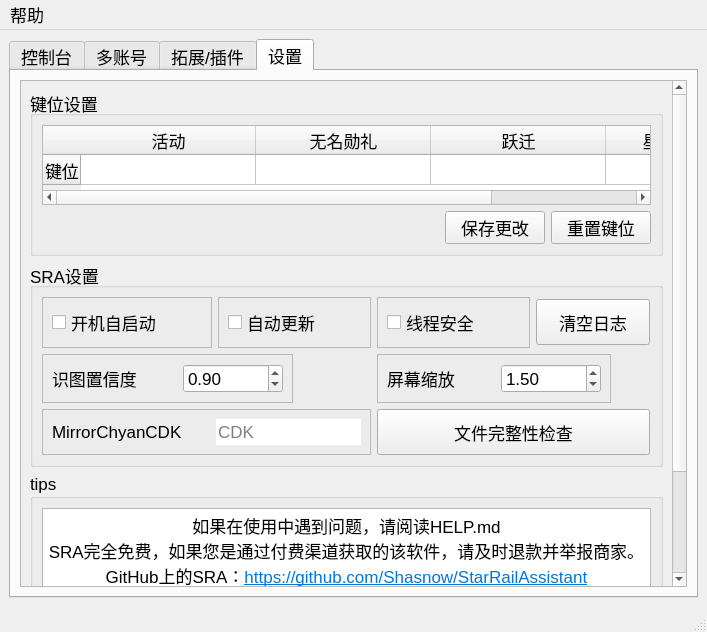
The window that res/ui/main.ui (Shasnow/StarRailAssistant) describes before a commit, drawn with Qt 5.
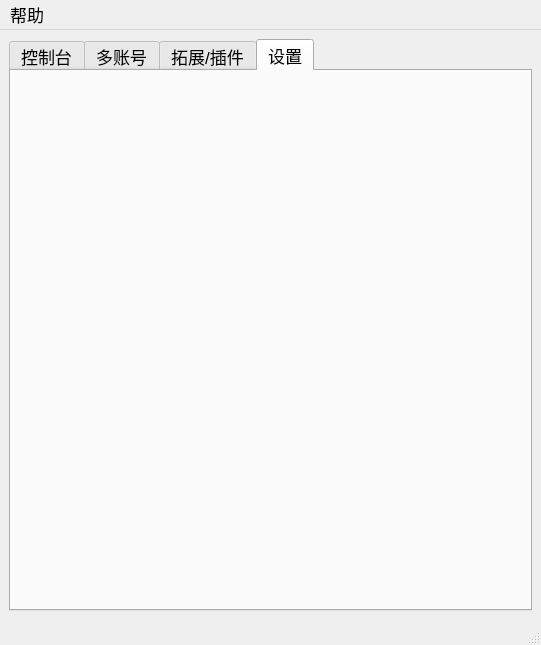
The same window after the commit. The open tabs and pages were chosen to show the change.

Commit message: enhance: 分离main.ui设置页；优化公告显示；减少查找关卡时操作次数； add: 全局热键控制；系统托盘图标； fix: 小月卡无法领取；多余的自动登录检测；

```diff
--- a/res/ui/main.ui
+++ b/res/ui/main.ui
@@ -6,8 +6,8 @@
    <rect>
     <x>0</x>
     <y>0</y>
-    <width>707</width>
-    <height>632</height>
+    <width>541</width>
+    <height>645</height>
    </rect>
   </property>
   <property name="font">
@@ -548,654 +548,7 @@
        <attribute name="title">
         <string>设置</string>
        </attribute>
-       <layout class="QVBoxLayout" name="verticalLayout_5">
-        <item>
-         <widget class="QScrollArea" name="scrollArea_2">
-          <property name="widgetResizable">
-           <bool>true</bool>
-          </property>
-          <widget class="QWidget" name="scrollAreaWidgetContents">
-           <property name="geometry">
-            <rect>
-             <x>0</x>
-             <y>0</y>
-             <width>667</width>
-             <height>613</height>
-            </rect>
-           </property>
-           <layout class="QVBoxLayout" name="verticalLayout">
-            <item>
-             <widget class="QGroupBox" name="groupBox_6">
-              <property name="title">
-               <string>键位设置</string>
-              </property>
-              <layout class="QGridLayout" name="gridLayout_6">
-               <item row="2" column="1">
-                <widget class="QPushButton" name="pushButton_save">
-                 <property name="minimumSize">
-                  <size>
-                   <width>100</width>
-                   <height>0</height>
-                  </size>
-                 </property>
-                 <property name="text">
-                  <string>保存更改</string>
-                 </property>
-                </widget>
-               </item>
-               <item row="2" column="0">
-                <spacer name="horizontalSpacer_4">
-                 <property name="orientation">
-                  <enum>Qt::Orientation::Horizontal</enum>
-                 </property>
-                 <property name="sizeHint" stdset="0">
-                  <size>
-                   <width>793</width>
-                   <height>20</height>
-                  </size>
-                 </property>
-                </spacer>
-               </item>
-               <item row="2" column="2">
-                <widget class="QPushButton" name="pushButton_reset">
-                 <property name="minimumSize">
-                  <size>
-                   <width>100</width>
-                   <height>0</height>
-                  </size>
-                 </property>
-                 <property name="text">
-                  <string>重置键位</string>
-                 </property>
-                </widget>
-               </item>
-               <item row="1" column="0" colspan="3">
-                <widget class="QTableWidget" name="tableWidget">
-                 <property name="minimumSize">
-                  <size>
-                   <width>0</width>
-                   <height>80</height>
-                  </size>
-                 </property>
-                 <property name="maximumSize">
-                  <size>
-                   <width>16777215</width>
-                   <height>100</height>
-                  </size>
-                 </property>
-                 <attribute name="horizontalHeaderDefaultSectionSize">
-                  <number>175</number>
-                 </attribute>
-                 <attribute name="horizontalHeaderStretchLastSection">
-                  <bool>true</bool>
-                 </attribute>
-                 <attribute name="verticalHeaderMinimumSectionSize">
-                  <number>30</number>
-                 </attribute>
-                 <row>
-                  <property name="text">
-                   <string>键位</string>
-                  </property>
-                 </row>
-                 <column>
-                  <property name="text">
-                   <string>活动</string>
-                  </property>
-                  <property name="font">
-                   <font>
-                    <pointsize>13</pointsize>
-                   </font>
-                  </property>
-                 </column>
-                 <column>
-                  <property name="text">
-                   <string>无名勋礼</string>
-                  </property>
-                  <property name="font">
-                   <font>
-                    <pointsize>13</pointsize>
-                   </font>
-                  </property>
-                 </column>
-                 <column>
-                  <property name="text">
-                   <string>跃迁</string>
-                  </property>
-                  <property name="font">
-                   <font>
-                    <pointsize>13</pointsize>
-                   </font>
-                  </property>
-                 </column>
-                 <column>
-                  <property name="text">
-                   <string>星际和平指南</string>
-                  </property>
-                  <property name="font">
-                   <font>
-                    <pointsize>13</pointsize>
-                   </font>
-                  </property>
-                 </column>
-                 <item row="0" column="0">
-                  <property name="text">
-                   <string/>
-                  </property>
-                  <property name="background">
-                   <brush brushstyle="NoBrush">
-                    <color alpha="255">
-                     <red>255</red>
-                     <green>255</green>
-                     <blue>255</blue>
-                    </color>
-                   </brush>
-                  </property>
-                 </item>
-                 <item row="0" column="1">
-                  <property name="text">
-                   <string/>
-                  </property>
-                  <property name="background">
-                   <brush brushstyle="NoBrush">
-                    <color alpha="255">
-                     <red>255</red>
-                     <green>255</green>
-                     <blue>255</blue>
-                    </color>
-                   </brush>
-                  </property>
-                 </item>
-                 <item row="0" column="2">
-                  <property name="text">
-                   <string/>
-                  </property>
-                  <property name="background">
-                   <brush brushstyle="NoBrush">
-                    <color alpha="255">
-                     <red>255</red>
-                     <green>255</green>
-                     <blue>255</blue>
-                    </color>
-                   </brush>
-                  </property>
-                 </item>
-                 <item row="0" column="3">
-                  <property name="text">
-                   <string/>
-                  </property>
-                  <property name="background">
-                   <brush brushstyle="NoBrush">
-                    <color alpha="255">
-                     <red>255</red>
-                     <green>255</green>
-                     <blue>255</blue>
-                    </color>
-                   </brush>
-                  </property>
-                 </item>
-                </widget>
-               </item>
-              </layout>
-             </widget>
-            </item>
-            <item>
-             <widget class="QGroupBox" name="groupBox_7">
-              <property name="sizePolicy">
-               <sizepolicy hsizetype="Preferred" vsizetype="Preferred">
-                <horstretch>0</horstretch>
-                <verstretch>0</verstretch>
-               </sizepolicy>
-              </property>
-              <property name="title">
-               <string>SRA设置</string>
-              </property>
-              <layout class="QGridLayout" name="gridLayout_2">
-               <item row="0" column="0">
-                <widget class="QFrame" name="frame_routine_3">
-                 <property name="sizePolicy">
-                  <sizepolicy hsizetype="Fixed" vsizetype="Preferred">
-                   <horstretch>0</horstretch>
-                   <verstretch>0</verstretch>
-                  </sizepolicy>
-                 </property>
-                 <property name="frameShape">
-                  <enum>QFrame::Shape::StyledPanel</enum>
-                 </property>
-                 <property name="frameShadow">
-                  <enum>QFrame::Shadow::Raised</enum>
-                 </property>
-                 <layout class="QHBoxLayout" name="horizontalLayout_24">
-                  <item>
-                   <widget class="QCheckBox" name="checkBox_ifStartUp">
-                    <property name="enabled">
-                     <bool>true</bool>
-                    </property>
-                    <property name="text">
-                     <string>开机自启动</string>
-                    </property>
-                    <property name="checkable">
-                     <bool>true</bool>
-                    </property>
-                   </widget>
-                  </item>
-                  <item>
-                   <spacer name="horizontalSpacer">
-                    <property name="orientation">
-                     <enum>Qt::Orientation::Horizontal</enum>
-                    </property>
-                    <property name="sizeHint" stdset="0">
-                     <size>
-                      <width>40</width>
-                      <height>20</height>
-                     </size>
-                    </property>
-                   </spacer>
-                  </item>
-                 </layout>
-                </widget>
-               </item>
-               <item row="0" column="1">
-                <widget class="QFrame" name="frame_routine_4">
-                 <property name="sizePolicy">
-                  <sizepolicy hsizetype="Fixed" vsizetype="Preferred">
-                   <horstretch>0</horstretch>
-                   <verstretch>0</verstretch>
-                  </sizepolicy>
-                 </property>
-                 <property name="frameShape">
-                  <enum>QFrame::Shape::StyledPanel</enum>
-                 </property>
-                 <property name="frameShadow">
-                  <enum>QFrame::Shadow::Raised</enum>
-                 </property>
-                 <layout class="QHBoxLayout" name="horizontalLayout_25">
-                  <item>
-                   <widget class="QCheckBox" name="checkBox_ifAutoUpdate">
-                    <property name="text">
-                     <string>自动更新</string>
-                    </property>
-                   </widget>
-                  </item>
-                  <item>
-                   <spacer name="horizontalSpacer_2">
-                    <property name="orientation">
-                     <enum>Qt::Orientation::Horizontal</enum>
-                    </property>
-                    <property name="sizeHint" stdset="0">
-                     <size>
-                      <width>40</width>
-                      <height>20</height>
-                     </size>
-                    </property>
-                   </spacer>
-                  </item>
-                 </layout>
-                </widget>
-               </item>
-               <item row="0" column="2">
-                <widget class="QFrame" name="frame_routine_5">
-                 <property name="sizePolicy">
-                  <sizepolicy hsizetype="Fixed" vsizetype="Preferred">
-                   <horstretch>0</horstretch>
-                   <verstretch>0</verstretch>
-                  </sizepolicy>
-                 </property>
-                 <property name="frameShape">
-                  <enum>QFrame::Shape::StyledPanel</enum>
-                 </property>
-                 <property name="frameShadow">
-                  <enum>QFrame::Shadow::Raised</enum>
-                 </property>
-                 <layout class="QHBoxLayout" name="horizontalLayout_26">
-                  <item>
-                   <widget class="QCheckBox" name="checkBox_threadSafety">
-                    <property name="toolTip">
-                     <string>关闭此选项后，控制台的停止功能将不再等待任务结束。</string>
-                    </property>
-                    <property name="whatsThis">
-                     <string>关闭此选项后，控制台的停止功能将不再等待任务结束。</string>
-                    </property>
-                    <property name="text">
-                     <string>线程安全</string>
-                    </property>
-                   </widget>
-                  </item>
-                  <item>
-                   <spacer name="horizontalSpacer_3">
-                    <property name="orientation">
-                     <enum>Qt::Orientation::Horizontal</enum>
-                    </property>
-                    <property name="sizeHint" stdset="0">
-                     <size>
-                      <width>40</width>
-                      <height>20</height>
-                     </size>
-                    </property>
-                   </spacer>
-                  </item>
-                 </layout>
-                </widget>
-               </item>
-               <item row="0" column="3">
-                <widget class="QPushButton" name="clearLog">
-                 <property name="sizePolicy">
-                  <sizepolicy hsizetype="Fixed" vsizetype="Fixed">
-                   <horstretch>0</horstretch>
-                   <verstretch>0</verstretch>
-                  </sizepolicy>
-                 </property>
-                 <property name="minimumSize">
-                  <size>
-                   <width>114</width>
-                   <height>46</height>
-                  </size>
-                 </property>
-                 <property name="toolTip">
-                  <string>点击此按钮将清空SRAlog.txt中的内容</string>
-                 </property>
-                 <property name="whatsThis">
-                  <string>点击此按钮将清空SRAlog.txt中的内容</string>
-                 </property>
-                 <property name="text">
-                  <string>清空日志</string>
-                 </property>
-                </widget>
-               </item>
-               <item row="1" column="0" colspan="2">
-                <widget class="QFrame" name="frame">
-                 <property name="sizePolicy">
-                  <sizepolicy hsizetype="Fixed" vsizetype="Preferred">
-                   <horstretch>0</horstretch>
-                   <verstretch>0</verstretch>
-                  </sizepolicy>
-                 </property>
-                 <property name="minimumSize">
-                  <size>
-                   <width>224</width>
-                   <height>0</height>
-                  </size>
-                 </property>
-                 <property name="toolTip">
-                  <string>置信度越大对图片精度要求越高</string>
-                 </property>
-                 <property name="whatsThis">
-                  <string>置信度越大对图片精度要求越高</string>
-                 </property>
-                 <property name="frameShape">
-                  <enum>QFrame::Shape::StyledPanel</enum>
-                 </property>
-                 <property name="frameShadow">
-                  <enum>QFrame::Shadow::Raised</enum>
-                 </property>
-                 <layout class="QHBoxLayout" name="horizontalLayout_2" stretch="0,0,0">
-                  <item>
-                   <widget class="QLabel" name="label">
-                    <property name="text">
-                     <string>识图置信度</string>
-                    </property>
-                   </widget>
-                  </item>
-                  <item>
-                   <spacer name="horizontalSpacer_5">
-                    <property name="orientation">
-                     <enum>Qt::Orientation::Horizontal</enum>
-                    </property>
-                    <property name="sizeHint" stdset="0">
-                     <size>
-                      <width>40</width>
-                      <height>20</height>
-                     </size>
-                    </property>
-                   </spacer>
-                  </item>
-                  <item>
-                   <widget class="QDoubleSpinBox" name="confidenceSpinBox">
-                    <property name="minimumSize">
-                     <size>
-                      <width>100</width>
-                      <height>0</height>
-                     </size>
-                    </property>
-                    <property name="toolTip">
-                     <string>置信度越大对图片精度要求越高</string>
-                    </property>
-                    <property name="whatsThis">
-                     <string>置信度越大对图片精度要求越高</string>
-                    </property>
-                    <property name="minimum">
-                     <double>0.010000000000000</double>
-                    </property>
-                    <property name="maximum">
-                     <double>1.000000000000000</double>
-                    </property>
-                    <property name="singleStep">
-                     <double>0.010000000000000</double>
-                    </property>
-                    <property name="value">
-                     <double>0.900000000000000</double>
-                    </property>
-                   </widget>
-                  </item>
-                 </layout>
-                </widget>
-               </item>
-               <item row="1" column="2" colspan="2">
-                <widget class="QFrame" name="frame_2">
-                 <property name="sizePolicy">
-                  <sizepolicy hsizetype="Fixed" vsizetype="Preferred">
-                   <horstretch>0</horstretch>
-                   <verstretch>0</verstretch>
-                  </sizepolicy>
-                 </property>
-                 <property name="minimumSize">
-                  <size>
-                   <width>224</width>
-                   <height>0</height>
-                  </size>
-                 </property>
-                 <property name="toolTip">
-                  <string>请根据实际屏幕缩放调整此值</string>
-                 </property>
-                 <property name="whatsThis">
-                  <string>请根据实际屏幕缩放调整此值</string>
-                 </property>
-                 <property name="frameShape">
-                  <enum>QFrame::Shape::StyledPanel</enum>
-                 </property>
-                 <property name="frameShadow">
-                  <enum>QFrame::Shadow::Raised</enum>
-                 </property>
-                 <layout class="QHBoxLayout" name="horizontalLayout_4">
-                  <item>
-                   <widget class="QLabel" name="label_2">
-                    <property name="text">
-                     <string>屏幕缩放</string>
-                    </property>
-                   </widget>
-                  </item>
-                  <item>
-                   <spacer name="horizontalSpacer_6">
-                    <property name="orientation">
-                     <enum>Qt::Orientation::Horizontal</enum>
-                    </property>
-                    <property name="sizeHint" stdset="0">
-                     <size>
-                      <width>40</width>
-                      <height>20</height>
-                     </size>
-                    </property>
-                   </spacer>
-                  </item>
-                  <item>
-                   <widget class="QDoubleSpinBox" name="zoomSpinBox">
-                    <property name="minimumSize">
-                     <size>
-                      <width>100</width>
-                      <height>0</height>
-                     </size>
-                    </property>
-                    <property name="toolTip">
-                     <string>请根据实际屏幕缩放调整此值</string>
-                    </property>
-                    <property name="whatsThis">
-                     <string>请根据实际屏幕缩放调整此值</string>
-                    </property>
-                    <property name="minimum">
-                     <double>1.000000000000000</double>
-                    </property>
-                    <property name="maximum">
-                     <double>5.000000000000000</double>
-                    </property>
-                    <property name="singleStep">
-                     <double>0.250000000000000</double>
-                    </property>
-                    <property name="stepType">
-                     <enum>QAbstractSpinBox::StepType::DefaultStepType</enum>
-                    </property>
-                    <property name="value">
-                     <double>1.500000000000000</double>
-                    </property>
-                   </widget>
-                  </item>
-                 </layout>
-                </widget>
-               </item>
-               <item row="2" column="0" colspan="2">
-                <widget class="QFrame" name="frame_3">
-                 <property name="sizePolicy">
-                  <sizepolicy hsizetype="Fixed" vsizetype="Preferred">
-                   <horstretch>0</horstretch>
-                   <verstretch>0</verstretch>
-                  </sizepolicy>
-                 </property>
-                 <property name="minimumSize">
-                  <size>
-                   <width>224</width>
-                   <height>0</height>
-                  </size>
-                 </property>
-                 <property name="toolTip">
-                  <string>置信度越大对图片精度要求越高</string>
-                 </property>
-                 <property name="whatsThis">
-                  <string>置信度越大对图片精度要求越高</string>
-                 </property>
-                 <property name="frameShape">
-                  <enum>QFrame::Shape::StyledPanel</enum>
-                 </property>
-                 <property name="frameShadow">
-                  <enum>QFrame::Shadow::Raised</enum>
-                 </property>
-                 <layout class="QHBoxLayout" name="horizontalLayout_5">
-                  <item>
-                   <widget class="QLabel" name="label_3">
-                    <property name="text">
-                     <string>MirrorChyanCDK</string>
-                    </property>
-                   </widget>
-                  </item>
-                  <item>
-                   <spacer name="horizontalSpacer_7">
-                    <property name="orientation">
-                     <enum>Qt::Orientation::Horizontal</enum>
-                    </property>
-                    <property name="sizeHint" stdset="0">
-                     <size>
-                      <width>40</width>
-                      <height>20</height>
-                     </size>
-                    </property>
-                   </spacer>
-                  </item>
-                  <item>
-                   <widget class="QLineEdit" name="lineEdit_mirrorchyanCDK">
-                    <property name="toolTip">
-                     <string>填写后启用MirrorChyan提供的高速下载服务</string>
-                    </property>
-                    <property name="whatsThis">
-                     <string>填写后启用MirrorChyan提供的高速下载服务</string>
-                    </property>
-                    <property name="frame">
-                     <bool>false</bool>
-                    </property>
-                    <property name="echoMode">
-                     <enum>QLineEdit::EchoMode::PasswordEchoOnEdit</enum>
-                    </property>
-                    <property name="placeholderText">
-                     <string>CDK</string>
-                    </property>
-                   </widget>
-                  </item>
-                 </layout>
-                </widget>
-               </item>
-               <item row="2" column="2" colspan="2">
-                <widget class="QPushButton" name="integrityCheck">
-                 <property name="sizePolicy">
-                  <sizepolicy hsizetype="Preferred" vsizetype="Fixed">
-                   <horstretch>0</horstretch>
-                   <verstretch>0</verstretch>
-                  </sizepolicy>
-                 </property>
-                 <property name="minimumSize">
-                  <size>
-                   <width>114</width>
-                   <height>46</height>
-                  </size>
-                 </property>
-                 <property name="toolTip">
-                  <string>点击此按钮将立即进行文件完整性检查</string>
-                 </property>
-                 <property name="whatsThis">
-                  <string>点击此按钮将立即进行文件完整性检查</string>
-                 </property>
-                 <property name="text">
-                  <string>文件完整性检查</string>
-                 </property>
-                </widget>
-               </item>
-              </layout>
-             </widget>
-            </item>
-            <item>
-             <widget class="QGroupBox" name="groupBox_5">
-              <property name="sizePolicy">
-               <sizepolicy hsizetype="Preferred" vsizetype="Fixed">
-                <horstretch>0</horstretch>
-                <verstretch>0</verstretch>
-               </sizepolicy>
-              </property>
-              <property name="title">
-               <string>tips</string>
-              </property>
-              <layout class="QGridLayout" name="gridLayout_3">
-               <item row="0" column="0">
-                <widget class="QTextBrowser" name="textBrowser_tips">
-                 <property name="html">
-                  <string>&lt;!DOCTYPE HTML PUBLIC &quot;-//W3C//DTD HTML 4.0//EN&quot; &quot;http://www.w3.org/TR/REC-html40/strict.dtd&quot;&gt;
-&lt;html&gt;&lt;head&gt;&lt;meta name=&quot;qrichtext&quot; content=&quot;1&quot; /&gt;&lt;meta charset=&quot;utf-8&quot; /&gt;&lt;style type=&quot;text/css&quot;&gt;
-p, li { white-space: pre-wrap; }
-hr { height: 1px; border-width: 0; }
-li.unchecked::marker { content: &quot;\2610&quot;; }
-li.checked::marker { content: &quot;\2612&quot;; }
-&lt;/style&gt;&lt;/head&gt;&lt;body style=&quot; font-family:'Microsoft YaHei UI'; font-size:13pt; font-weight:400; font-style:normal;&quot;&gt;
-&lt;p align=&quot;center&quot; style=&quot; margin-top:0px; margin-bottom:0px; margin-left:0px; margin-right:0px; -qt-block-indent:0; text-indent:0px;&quot;&gt;如果在使用中遇到问题，请阅读HELP.md&lt;/p&gt;
-&lt;p align=&quot;center&quot; style=&quot; margin-top:0px; margin-bottom:0px; margin-left:0px; margin-right:0px; -qt-block-indent:0; text-indent:0px;&quot;&gt;SRA完全免费，如果您是通过付费渠道获取的该软件，请及时退款并举报商家。&lt;/p&gt;
-&lt;p align=&quot;center&quot; style=&quot; margin-top:0px; margin-bottom:0px; margin-left:0px; margin-right:0px; -qt-block-indent:0; text-indent:0px;&quot;&gt;GitHub上的SRA：&lt;a href=&quot;https://github.com/Shasnow/StarRailAssistant&quot;&gt;&lt;span style=&quot; text-decoration: underline; color:#0078d4;&quot;&gt;https://github.com/Shasnow/StarRailAssistant&lt;/span&gt;&lt;/a&gt;&lt;/p&gt;&lt;/body&gt;&lt;/html&gt;</string>
-                 </property>
-                 <property name="openExternalLinks">
-                  <bool>true</bool>
-                 </property>
-                </widget>
-               </item>
-              </layout>
-             </widget>
-            </item>
-           </layout>
-          </widget>
-         </widget>
-        </item>
-       </layout>
+       <layout class="QVBoxLayout" name="verticalLayout_5"/>
       </widget>
      </widget>
     </item>
@@ -1206,7 +559,7 @@
     <rect>
      <x>0</x>
      <y>0</y>
-     <width>707</width>
+     <width>541</width>
      <height>33</height>
     </rect>
    </property>
```
Left out of the diff: 41 changed lines with no effect on the pictures. The commit also changes 13 other files.
